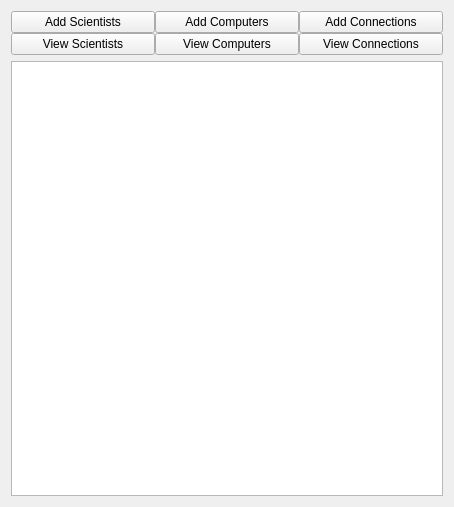
Qt form GUI/mainwindow.ui (atlie15/GraphicalUI) before a commit.
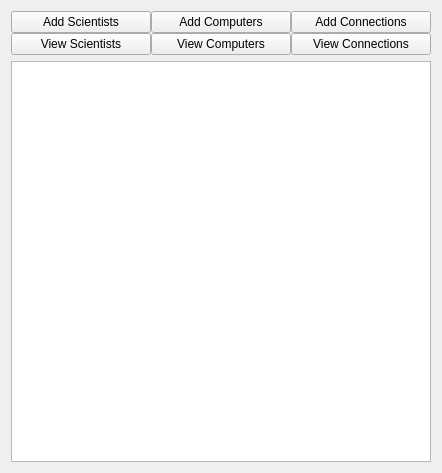
The same form after that commit. Icons and pictures are not drawn.

The edit to the form file:
```diff
--- a/GUI/mainwindow.ui
+++ b/GUI/mainwindow.ui
@@ -6,8 +6,8 @@
    <rect>
     <x>0</x>
     <y>0</y>
-    <width>454</width>
-    <height>507</height>
+    <width>442</width>
+    <height>473</height>
    </rect>
   </property>
   <property name="windowTitle">
```
